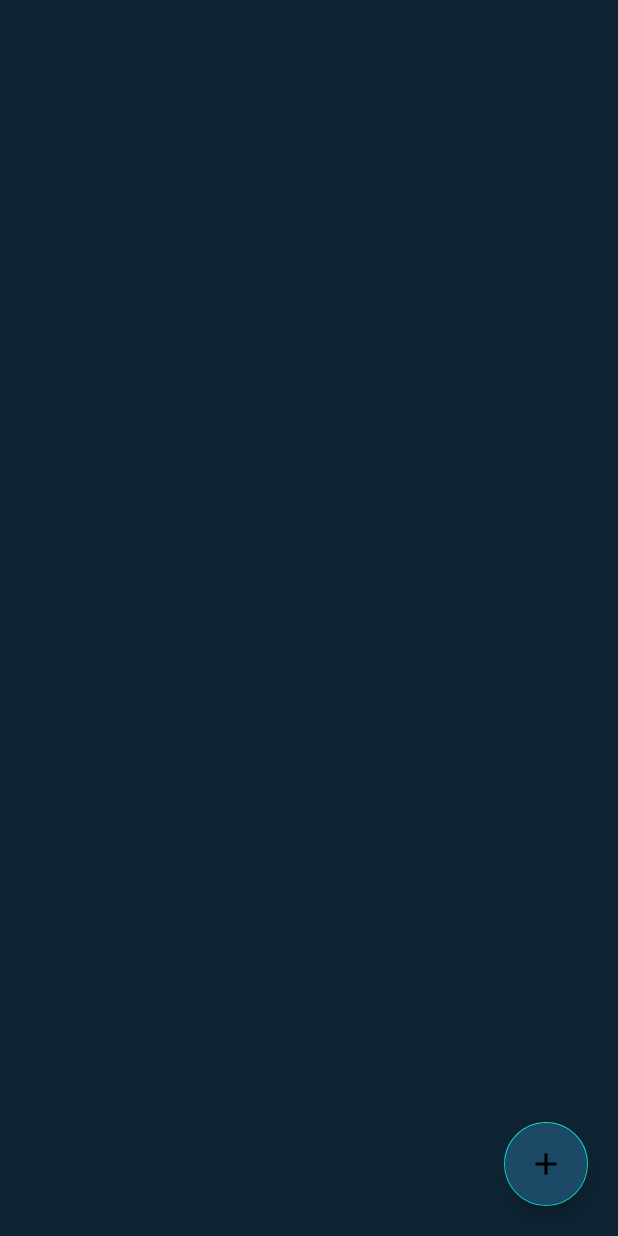
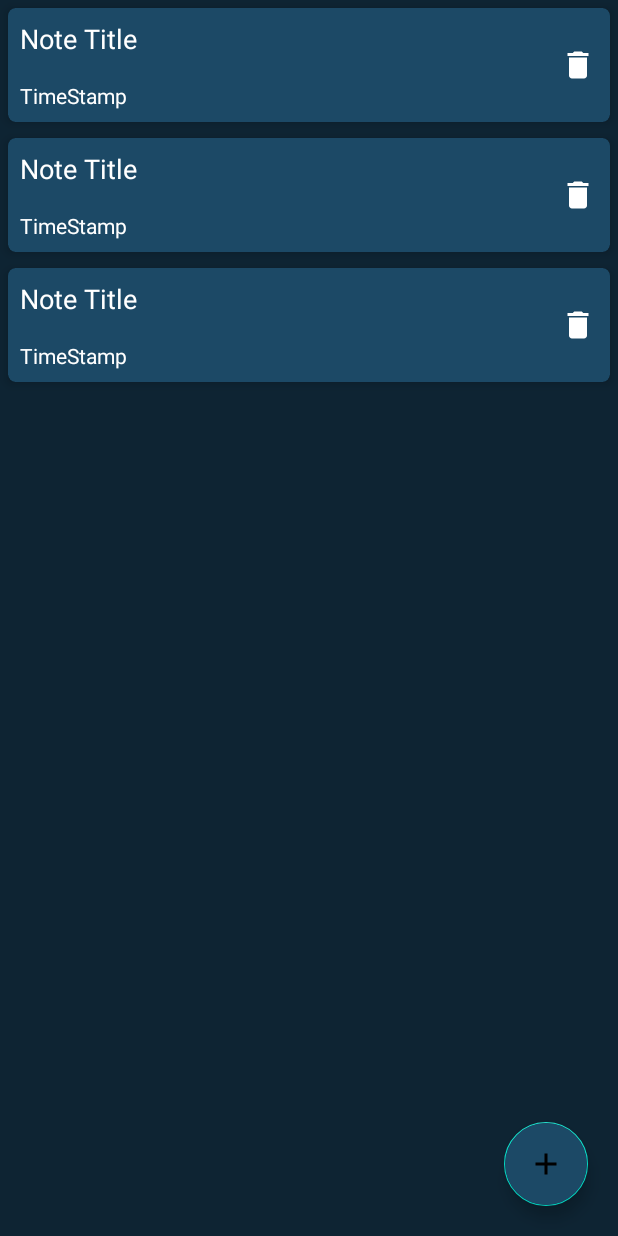
Before and after one commit to HirotoMori1029/GrocerryApplication, an Android app: the layout activity_main.xml on its own in the app's theme, with its tools: preview values and no code run, on a phone screen of 412 x 824 dp. Run offline under Robolectric (Android 15) with nearby library versions, the phone set to English and light mode, and no system bars.

```diff
--- /dev/null
+++ b/app/src/main/res/drawable/ic_delete.xml
@@ -0,0 +1,5 @@
+<vector android:height="24dp" android:tint="#000000"
+    android:viewportHeight="24" android:viewportWidth="24"
+    android:width="24dp" xmlns:android="http://schemas.android.com/apk/res/android">
+    <path android:fillColor="@android:color/white" android:pathData="M6,19c0,1.1 0.9,2 2,2h8c1.1,0 2,-0.9 2,-2V7H6v12zM19,4h-3.5l-1,-1h-5l-1,1H5v2h14V4z"/>
+</vector>
--- a/app/src/main/res/layout/activity_main.xml
+++ b/app/src/main/res/layout/activity_main.xml
@@ -10,7 +10,9 @@
     <androidx.recyclerview.widget.RecyclerView
         android:layout_width="match_parent"
         android:layout_height="match_parent"
-        android:id="@+id/idRVNotes" />
+        android:id="@+id/idRVNotes"
+        android:background="@color/black_shade1"
+        tools:listitem="@layout/note_rv_item"/>
 
     <com.google.android.material.floatingactionbutton.FloatingActionButton
         android:layout_width="wrap_content"
--- /dev/null
+++ b/app/src/main/res/layout/note_rv_item.xml
@@ -0,0 +1,51 @@
+<?xml version="1.0" encoding="utf-8"?>
+<androidx.cardview.widget.CardView xmlns:android="http://schemas.android.com/apk/res/android"
+    android:layout_width="match_parent"
+    android:layout_height="wrap_content"
+    xmlns:app="http://schemas.android.com/apk/res-auto"
+    app:cardCornerRadius="5dp"
+    android:layout_margin="5dp"
+    app:cardElevation="4dp"
+    app:cardBackgroundColor="@color/black_shade2">
+
+    <RelativeLayout
+        android:layout_width="match_parent"
+        android:layout_height="wrap_content" >
+
+        <TextView
+            android:id="@+id/idTVNoteTitle"
+            android:layout_width="match_parent"
+            android:layout_height="wrap_content"
+            android:layout_toLeftOf="@+id/idIVDelete"
+            android:text="Note Title"
+            android:textColor="@color/white"
+            android:textSize="18sp"
+            android:padding="4dp"
+            android:layout_margin="4dp" />
+
+        <TextView
+            android:id="@+id/idTVTimeStamp"
+            android:layout_width="match_parent"
+            android:layout_height="wrap_content"
+            android:layout_toLeftOf="@+id/idIVDelete"
+            android:text="TimeStamp"
+            android:textColor="@color/white"
+            android:layout_below="@+id/idTVNoteTitle"
+            android:layout_margin="4dp"
+            android:padding="4dp" />
+
+        <ImageView
+            android:layout_width="wrap_content"
+            android:layout_height="wrap_content"
+            android:layout_margin="5dp"
+            android:id="@+id/idIVDelete"
+            app:tint="@color/white"
+            android:layout_centerVertical="true"
+            android:layout_alignParentEnd="true"
+            android:layout_alignParentRight="true"
+            android:padding="4dp"
+            android:src="@drawable/ic_delete" />
+
+    </RelativeLayout>
+
+</androidx.cardview.widget.CardView>
```
Also changed, not shown: app/src/main/java/com/hirogram/grocerryapplication/MainActivity.kt (+10 -0 lines), app/src/main/java/com/hirogram/grocerryapplication/NoteRVAdapter.kt (added, +60 -0 lines).
